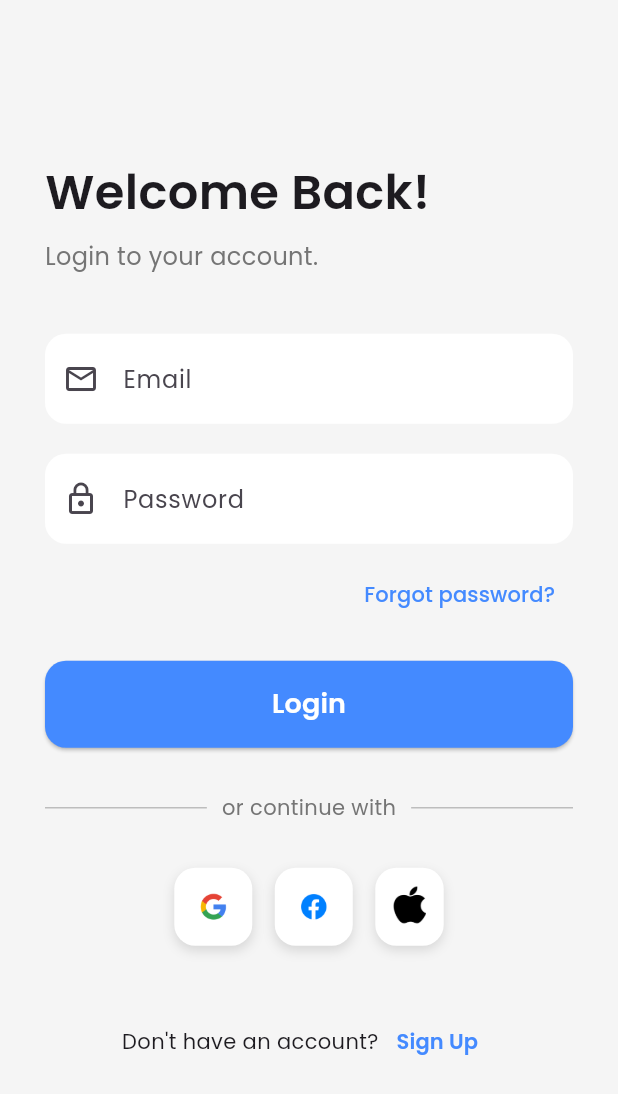
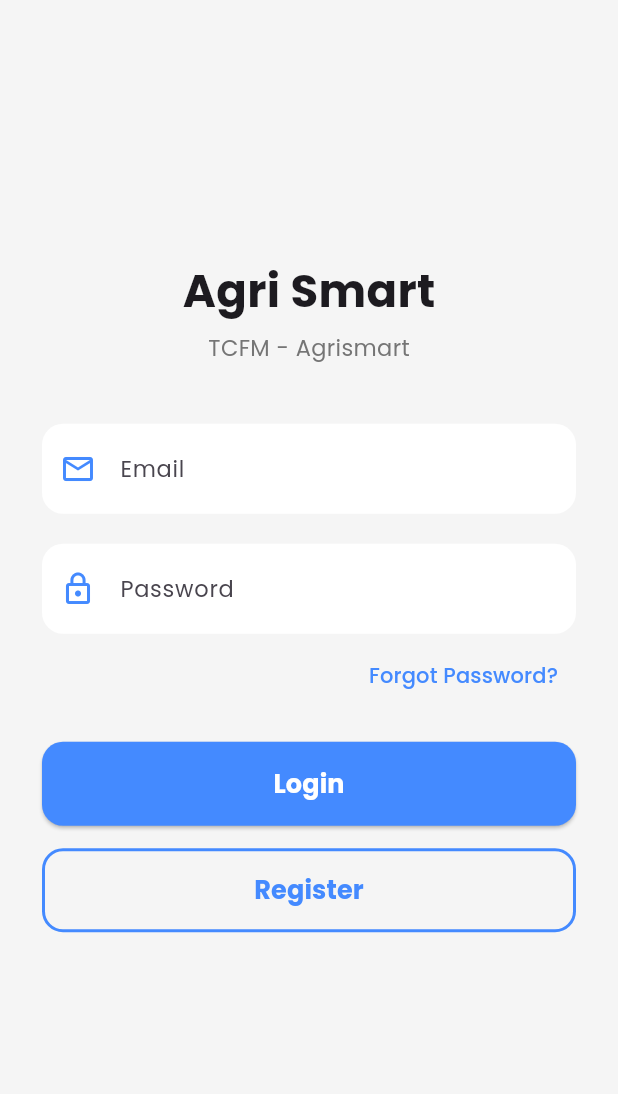
Before and after one commit to lightdarkmaster/agri-smart, a Flutter app: the screen it shows after launch, on a phone screen of 412 x 824 dp. Shown: the top 1094 px of the screen. Run offline on Flutter 3.47's test engine with Material 3 defaults, Android fonts, the phone set to English and light mode, and no system bars; our stand-ins replace google_fonts.

Commit message:
Add Register Page and product page homepage

```diff
--- a/lib/pages/login.dart
+++ b/lib/pages/login.dart
@@ -1,5 +1,7 @@
+import 'package:agrismart/pages/homepage.dart';
 import 'package:flutter/material.dart';
 import 'package:google_fonts/google_fonts.dart';
+import 'register_page.dart';
 
 class LoginPage extends StatelessWidget {
   const LoginPage({super.key});
@@ -10,23 +12,23 @@ class LoginPage extends StatelessWidget {
       backgroundColor: Colors.grey[100],
       body: Center(
         child: SingleChildScrollView(
-          padding: const EdgeInsets.symmetric(horizontal: 30),
+          padding: const EdgeInsets.symmetric(horizontal: 28),
           child: Column(
-            crossAxisAlignment: CrossAxisAlignment.start,
+            crossAxisAlignment: CrossAxisAlignment.center,
             children: [
-              // App Title
+              // Title Section
               Text(
-                "Welcome Back!",
+                "Agri Smart",
                 style: GoogleFonts.poppins(
-                  fontSize: 32,
-                  fontWeight: FontWeight.w600,
+                  fontSize: 30,
+                  fontWeight: FontWeight.bold,
                 ),
               ),
-              const SizedBox(height: 8),
+              const SizedBox(height: 6),
               Text(
-                "Login to your account.",
+                "TCFM - Agrismart",
                 style: GoogleFonts.poppins(
-                  fontSize: 16,
+                  fontSize: 15,
                   color: Colors.grey[600],
                 ),
               ),
@@ -39,7 +41,6 @@ class LoginPage extends StatelessWidget {
                 icon: Icons.email_outlined,
                 obscure: false,
               ),
-
               const SizedBox(height: 20),
 
               // Password Input
@@ -49,15 +50,15 @@ class LoginPage extends StatelessWidget {
                 obscure: true,
               ),
 
-              const SizedBox(height: 10),
+              const SizedBox(height: 4),
 
-              // Forgot Password
+              // Forgot Password Button
               Align(
                 alignment: Alignment.centerRight,
                 child: TextButton(
                   onPressed: () {},
                   child: Text(
-                    "Forgot password?",
+                    "Forgot Password?",
                     style: GoogleFonts.poppins(
                       color: Colors.blueAccent,
                       fontWeight: FontWeight.w500,
@@ -68,74 +69,77 @@ class LoginPage extends StatelessWidget {
 
               const SizedBox(height: 20),
 
+              // Login + Register Buttons
+              Column(
+                children: [
                   // Login Button
                   SizedBox(
                     width: double.infinity,
                     child: ElevatedButton(
-                  onPressed: () {},
+                      onPressed: () {
+                        Navigator.push(
+                          context,
+                          MaterialPageRoute(
+                            builder: (context) => const HomePage(),
+                          ),
+                        );
+                      },
                       style: ElevatedButton.styleFrom(
                         padding: const EdgeInsets.symmetric(vertical: 16),
+                        backgroundColor: Colors.blueAccent,
                         shape: RoundedRectangleBorder(
                           borderRadius: BorderRadius.circular(14),
                         ),
-                    backgroundColor: Colors.blueAccent,
                       ),
                       child: Text(
                         "Login",
                         style: GoogleFonts.poppins(
-                        fontSize: 18, fontWeight: FontWeight.w600, color: Colors.white),
+                          fontSize: 17,
+                          fontWeight: FontWeight.bold,
+                          color: Colors.white,
+                        ),
                       ),
                     ),
                   ),
 
-              const SizedBox(height: 30),
+                  const SizedBox(height: 15),
 
-              // Divider
-              Row(
-                children: [
-                  Expanded(child: Divider(color: Colors.grey[400])),
-                  const SizedBox(width: 10),
-                  Text("or continue with",
-                      style: GoogleFonts.poppins(color: Colors.grey[600])),
-                  const SizedBox(width: 10),
-                  Expanded(child: Divider(color: Colors.grey[400])),
+                  // Register Button
+                  SizedBox(
+                    width: double.infinity,
+                    child: OutlinedButton(
+                      onPressed: () {
+                        Navigator.push(
+                          context,
+                          MaterialPageRoute(
+                            builder: (context) => const RegisterPage(),
+                          ),
+                        );
+                      },
+                      style: OutlinedButton.styleFrom(
+                        padding: const EdgeInsets.symmetric(vertical: 16),
+                        side: const BorderSide(
+                          color: Colors.blueAccent,
+                          width: 2,
+                        ),
+                        shape: RoundedRectangleBorder(
+                          borderRadius: BorderRadius.circular(14),
+                        ),
+                      ),
+                      child: Text(
+                        "Register",
+                        style: GoogleFonts.poppins(
+                          fontSize: 17,
+                          fontWeight: FontWeight.bold,
+                          color: Colors.blueAccent,
+                        ),
+                      ),
+                    ),
+                  ),
                 ],
               ),
 
               const SizedBox(height: 30),
-
-              // Social Login Row
-              Row(
-                mainAxisAlignment: MainAxisAlignment.center,
-                children: [
-                  _socialButton("assets/images/google.png"),
-                  const SizedBox(width: 15),
-                  _socialButton("assets/images/facebook.png"),
-                  const SizedBox(width: 15),
-                  _socialButton("assets/images/apple.png"),
-                ],
-              ),
-
-              const SizedBox(height: 40),
-
-              // Register
-              Row(
-                mainAxisAlignment: MainAxisAlignment.center,
-                children: [
-                  Text("Don't have an account?",
-                      style: GoogleFonts.poppins()),
-                  TextButton(
-                    onPressed: () {},
-                    child: Text(
-                      "Sign Up",
-                      style: GoogleFonts.poppins(
-                        color: Colors.blueAccent,
-                        fontWeight: FontWeight.w600,
-                      ),
-                    ),
-                  ),
-                ],
-              )
             ],
           ),
         ),
@@ -143,7 +147,7 @@ class LoginPage extends StatelessWidget {
     );
   }
 
-  // TextField Widget
+  // Modern Text Field
   Widget _buildTextField({
     required String label,
     required IconData icon,
@@ -153,8 +157,8 @@ class LoginPage extends StatelessWidget {
       obscureText: obscure,
       decoration: InputDecoration(
         labelText: label,
-        labelStyle: GoogleFonts.poppins(),
-        prefixIcon: Icon(icon),
+        prefixIcon: Icon(icon, color: Colors.blueAccent),
+        labelStyle: GoogleFonts.poppins(fontSize: 15),
         filled: true,
         fillColor: Colors.white,
         contentPadding: const EdgeInsets.symmetric(vertical: 18),
@@ -165,24 +169,4 @@ class LoginPage extends StatelessWidget {
       ),
     );
   }
-
-  // Social login button
-  Widget _socialButton(String assetPath) {
-    return Container(
-      padding: const EdgeInsets.all(12),
-      decoration: BoxDecoration(
-        color: Colors.white,
-        shape: BoxShape.rectangle,
-        borderRadius: BorderRadius.circular(14),
-        boxShadow: [
-          BoxShadow(
-            color: Colors.black12,
-            blurRadius: 6,
-            offset: Offset(0, 3),
-          )
-        ],
-      ),
-      child: Image.asset(assetPath, height: 28),
-    );
 }
-}
```
Also changed, not shown: lib/pages/homepage.dart (added, +212 -0 lines), lib/pages/product_form_page.dart (added, +147 -0 lines), lib/pages/register_page.dart (added, +145 -0 lines). Lines whose indentation alone changed are shown as unchanged.
